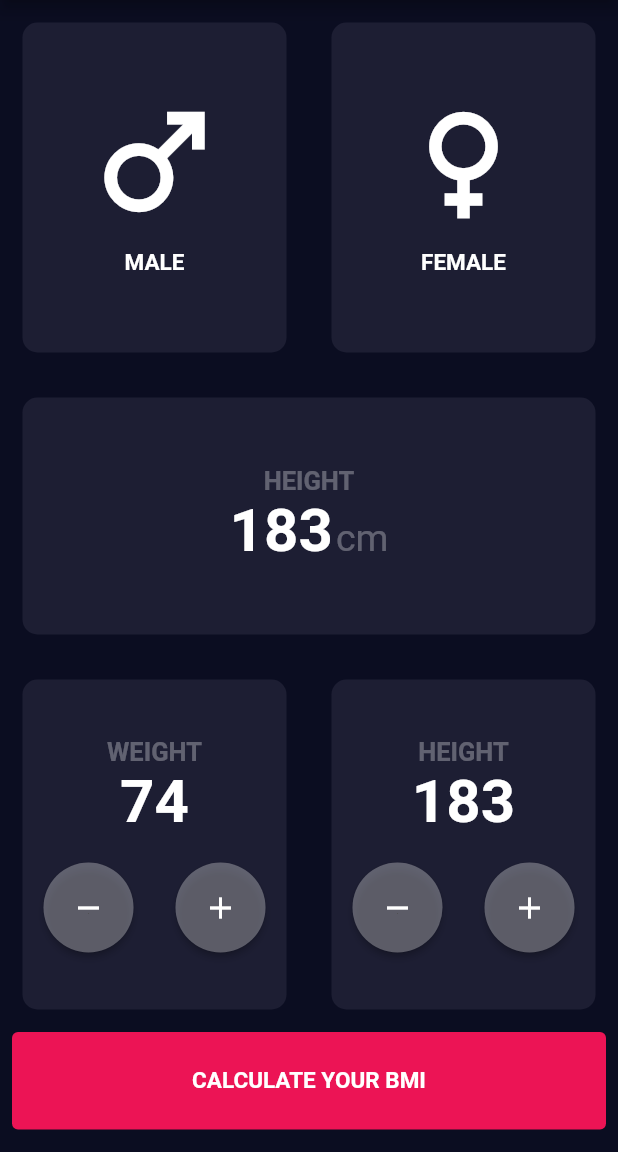
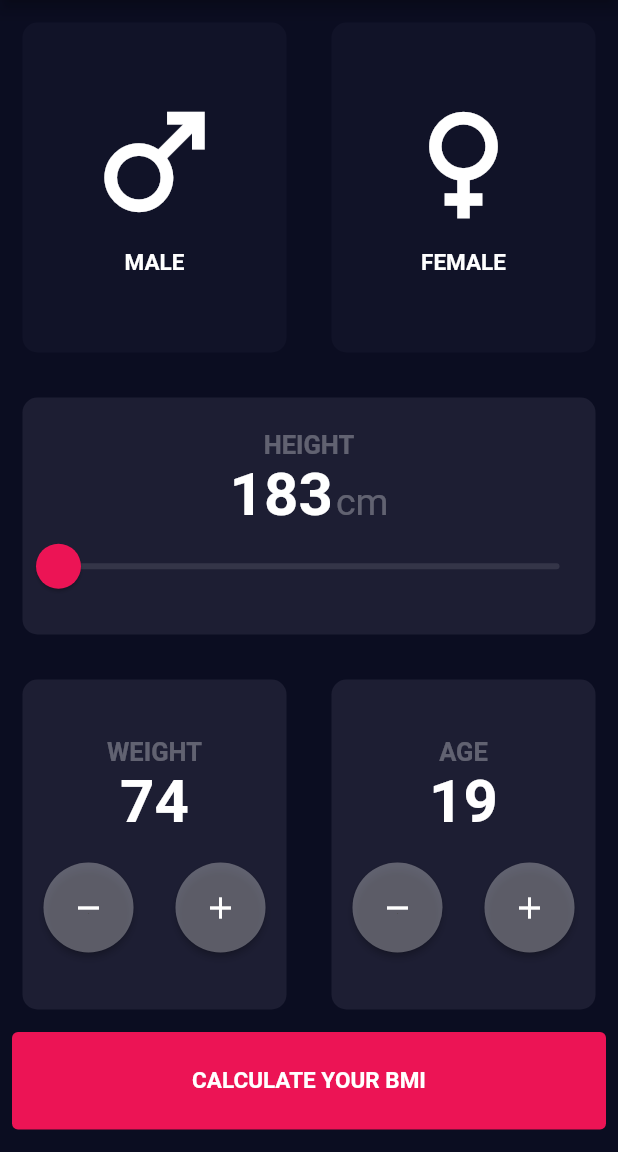
Before and after one commit to maodo/flutter_bmi_calculator, a Flutter app: the screen it shows after launch, on a phone screen of 412 x 824 dp, the part 84-1236 px from its top. Run offline on Flutter 3.47's test engine with Material 2 defaults, Android fonts, the phone set to English and light mode, and no system bars.

Commit message:
Flutter widget => refactoring and moving custom widgets

```diff
--- a/lib/input_page.dart
+++ b/lib/input_page.dart
@@ -2,11 +2,18 @@ import 'package:flutter/material.dart';
 
 import 'widgets/custom_card.dart';
 import 'widgets/custom_widget.dart';
+import 'widgets/icon_widget.dart';
 import 'widgets/reusable_card.dart';
 
-const mainColor = 0xFF1D1E33;
-const secondColor = 0xFF0B0D21;
-const buttonColor = 0xFFEC1455;
+const activeCardColor = Color(0xFF1D1E33);
+const inactiveCardColor = Color(0xFF111328);
+const secondColor = Color(0xFF0B0D21);
+const buttonColor = Color(0xFFEC1455);
+
+enum Gender {
+  male,
+  female,
+}
 
 class InputPage extends StatefulWidget {
   const InputPage({Key? key}) : super(key: key);
@@ -16,6 +23,18 @@ class InputPage extends StatefulWidget {
 }
 
 class _InputPageState extends State<InputPage> {
+  Color maleCardColor = inactiveCardColor;
+  Color femaleCardColor = inactiveCardColor;
+
+  void updateColour(Gender gender) {
+    maleCardColor = (gender == Gender.male && maleCardColor == inactiveCardColor)
+        ? activeCardColor
+        : inactiveCardColor;
+    femaleCardColor = (gender == Gender.female && femaleCardColor == inactiveCardColor)
+        ? activeCardColor
+        : inactiveCardColor;
+  }
+
   @override
   Widget build(BuildContext context) {
     return Scaffold(
@@ -26,59 +45,50 @@ class _InputPageState extends State<InputPage> {
         body: Column(crossAxisAlignment: CrossAxisAlignment.stretch, children: [
           Row(children: [
             Expanded(
+                child: GestureDetector(
+              onTap: () => {
+                setState(() => {
+                      updateColour(Gender.male),
+                    })
+              },
+              child: ReusableCard(
+                colour: maleCardColor,
+                child: IconWidget(label: 'male', icon: Icons.male),
+              ),
+            )),
+            Expanded(
+                child: GestureDetector(
+              onTap: () => {
+                setState(() => {
+                      updateColour(Gender.female),
+                    })
+              },
+              child: ReusableCard(
+                colour: femaleCardColor,
+                child: IconWidget(label: 'female', icon: Icons.female),
+              ),
+            ))
+          ]),
+          Expanded(
+              child:
+                  ReusableCard(colour: activeCardColor, child: CustomWidget())),
+          Row(children: [
+            Expanded(
                 child: ReusableCard(
-              colour: Color(mainColor),
-              child: Column(
-                  mainAxisAlignment: MainAxisAlignment.center,
-                  children: [
-                    Icon(
-                      Icons.male,
-                      size: 100.0,
-                    ),
-                    Padding(
-                      padding: const EdgeInsets.all(8.0),
-                      child: Center(
-                        child: Text(
-                          'MALE',
-                          style: TextStyle(
-                              fontSize: 15.0, fontWeight: FontWeight.bold),
-                        ),
-                      ),
-                    )
-                  ]),
+              colour: activeCardColor,
+              child: CustomCard(
+                label: "Weight",
+                value: "74",
+              ),
             )),
             Expanded(
                 child: ReusableCard(
-              colour: Color(mainColor),
-              child: Column(
-                  mainAxisAlignment: MainAxisAlignment.center,
-                  children: [
-                    Icon(Icons.female, size: 100.0),
-                    Padding(
-                      padding: const EdgeInsets.all(8.0),
-                      child: Center(
-                        child: Text(
-                          'FEMALE',
-                          style: TextStyle(
-                              fontSize: 15.0, fontWeight: FontWeight.bold),
-                        ),
-                      ),
-                    )
-                  ]),
-            ))
-          ]),
-          Expanded(
-              child: ReusableCard(
-                  colour: Color(mainColor), child: CustomWidget())),
-          Row(children: [
-            Expanded(
-                child: ReusableCard(
-              colour: Color(mainColor),
-              child: CustomCard(label: "Weight",value: "74",),
+              colour: activeCardColor,
+              child: CustomCard(
+                label: "Age",
+                value: "19",
+              ),
             )),
-            Expanded(
-                child: ReusableCard(
-                    colour: Color(mainColor), child: CustomCard(label: "Height",value: "183",),)),
           ]),
           Padding(
             padding: const EdgeInsets.only(bottom: 15.0, left: 8.0, right: 8.0),
@@ -88,7 +98,7 @@ class _InputPageState extends State<InputPage> {
                   foregroundColor:
                       MaterialStateProperty.all<Color>(Colors.white),
                   backgroundColor:
-                      MaterialStateProperty.all<Color>(Color(buttonColor))),
+                      MaterialStateProperty.all<Color>(buttonColor)),
               onPressed: () {},
               child: Text(
                 'Calculate your bmi'.toUpperCase(),
--- a/lib/widgets/custom_widget.dart
+++ b/lib/widgets/custom_widget.dart
@@ -1,5 +1,8 @@
 import 'package:flutter/material.dart';
 
+
+const buttonColor = 0xFFEC1455;
+ double _currentSliderValue = 0;
 class CustomWidget extends StatelessWidget {
   const CustomWidget({
     Key? key,
@@ -30,10 +33,40 @@ class CustomWidget extends StatelessWidget {
                 "cm",
                 style: TextStyle(fontSize: 25.0, color: Colors.white30),
               ),
-            )
+            ),
           ],
-        )
+        ),
+        CustomSlider()
       ],
     );
   }
 }
+
+
+class CustomSlider extends StatefulWidget {
+  const CustomSlider({Key? key}) : super(key: key);
+
+  @override
+  State<CustomSlider> createState() => _CustomSliderState();
+}
+
+class _CustomSliderState extends State<CustomSlider> {
+
+  @override
+  Widget build(BuildContext context) {
+    return SliderTheme(data: SliderThemeData(thumbColor:Color(buttonColor),thumbShape: RoundSliderThumbShape(enabledThumbRadius: 15),activeTrackColor: Colors.white ),
+      child: Slider(
+        inactiveColor: Colors.white10,
+        value: _currentSliderValue,
+        max: 200,
+        label: _currentSliderValue.round().toString(),
+        onChanged: (double value) {
+          setState(() {
+            _currentSliderValue = value;
+            print(_currentSliderValue);
+          });
+        },
+      ),
+    );
+  }
+}
--- /dev/null
+++ b/lib/widgets/icon_widget.dart
@@ -0,0 +1,31 @@
+import 'package:flutter/material.dart';
+
+const double iconSize = 100.0;
+const double fontSize = 15.0;
+const textStyle = TextStyle(fontSize: fontSize, fontWeight: FontWeight.bold);
+class IconWidget extends StatelessWidget {
+  IconWidget({required this.label,required this.icon});
+
+  final String label;
+  final IconData icon;
+  @override
+  Widget build(BuildContext context) {
+    return Column(
+        mainAxisAlignment: MainAxisAlignment.center,
+        children: [
+          Icon(
+            icon,
+            size: iconSize,
+          ),
+          Padding(
+            padding: const EdgeInsets.all(8.0),
+            child: Center(
+              child: Text(
+                label.toUpperCase(),
+                style: textStyle,
+              ),
+            ),
+          )
+        ]);
+  }
+}
```
